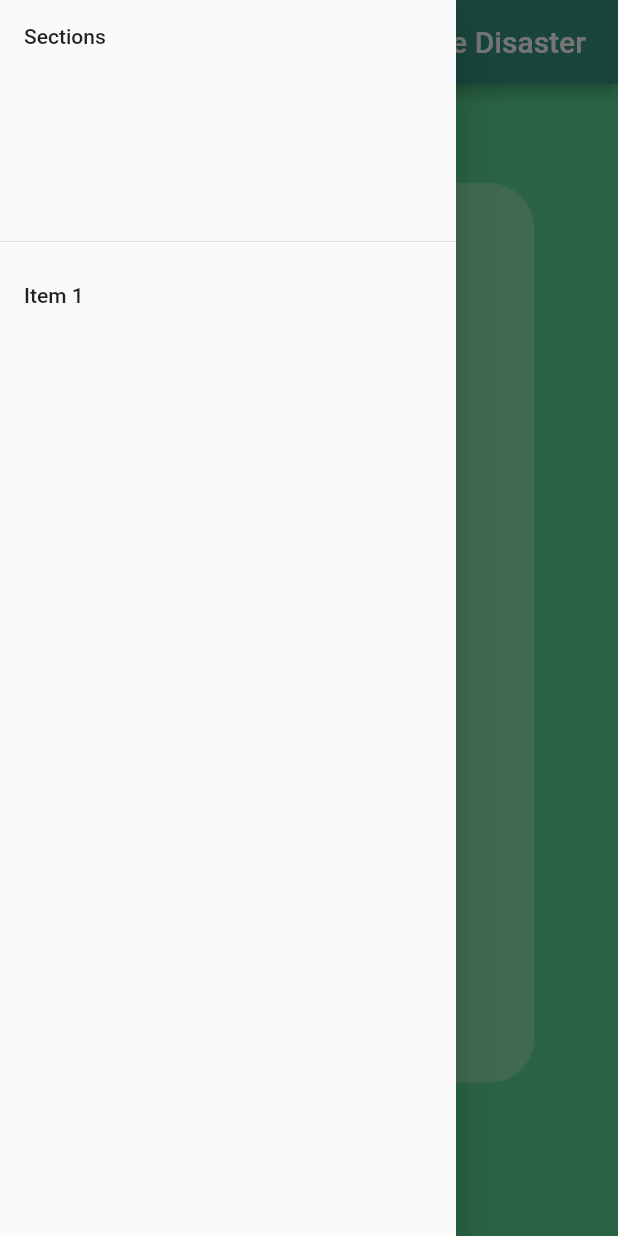
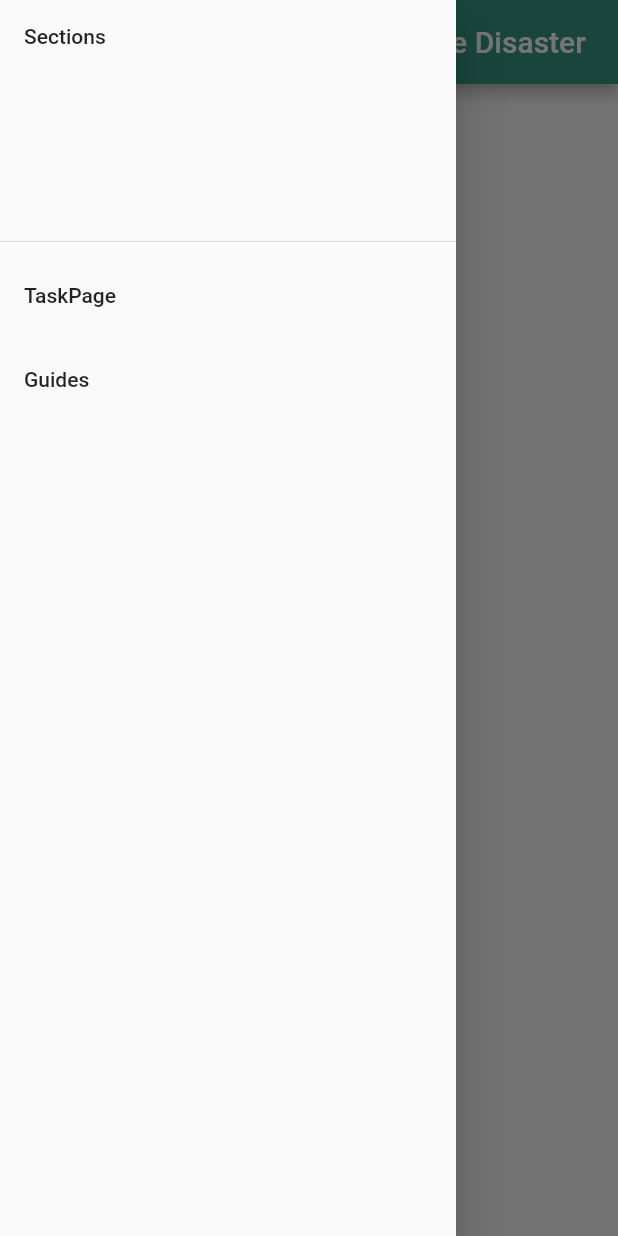
Before and after one commit to Tralius/Hackatum21, a Flutter app: the screen it shows after launch, with the side drawer open, on a phone screen of 412 x 824 dp. Run offline on Flutter 3.47's test engine with Material 2 defaults, Android fonts, the phone set to English and light mode, and no system bars; our stand-ins replace firebase_core; accounts and stored records are empty; Roboto replaces fonts that are missing (Mogra).

Commit message:
added routing between pages

```diff
--- a/collapseguide/lib/main.dart
+++ b/collapseguide/lib/main.dart
@@ -16,12 +16,27 @@ class MyApp extends StatelessWidget {
     return MaterialApp(
       title: 'HackaTum21',
       theme: ThemeData(fontFamily: 'Mogra'),
-        home: Scaffold(
+      home: const HomePage(),
+      initialRoute: '/',
+      routes: {
+        '/taskPage': (context) => const TaskPage(),
+        '/guidesPage': (context) => const Guides()
+      },
+    );
+  }
+}
+
+class HomePage extends StatelessWidget {
+  const HomePage({Key? key}) : super(key: key);
+
+  @override
+  Widget build(BuildContext context) {
+    return Scaffold(
       appBar: AppBar(
         backgroundColor: colors.nature2,
         title: const Text('Millenials Guide to Climate Disaster'),
       ),
-          body: const TaskPage(),
+      body: const BasePage(),
       drawer: Drawer(
         child: ListView(
           children: [
@@ -29,13 +44,36 @@ class MyApp extends StatelessWidget {
               child: const Text('Sections'),
             ),
             ListTile(
-                  title: const Text('Item 1'),
-                  onTap: () {},
+              title: const Text('TaskPage'),
+              onTap: () {
+                Navigator.pop(context);
+                Navigator.pushNamed(context, '/taskPage');
+              },
+            ),
+            ListTile(
+              title: const Text('Guides'),
+              onTap: () {
+                Navigator.pushNamed(context, '/guidesPage');
+              },
             )
           ],
         ),
       ),
-        ));
+    );
+  }
+}
+
+class BasePage extends StatefulWidget {
+  const BasePage({Key? key}) : super(key: key);
+
+  @override
+  _BasePageState createState() => _BasePageState();
+}
+
+class _BasePageState extends State<BasePage> {
+  @override
+  Widget build(BuildContext context) {
+    return Container();
   }
 }
 
@@ -66,7 +104,19 @@ class _State extends State<Guides> {
 
         // Once complete, show your application
         if (snapshot.connectionState == ConnectionState.done) {
-          return PageView(
+          return Stack(children: [
+            Align(
+                alignment: Alignment.topRight,
+                child: Padding(
+                    padding: EdgeInsets.only(right: 16, top: 16),
+                    child: FloatingActionButton(
+                      onPressed: () {
+                        Navigator.pop(context);
+                      },
+                      backgroundColor: colors.nature2,
+                      child: Icon(Icons.home),
+                    ))),
+            PageView(
               children: [
                 GuideEntry(
                   imgUrl: 'img1.jpg',
@@ -79,7 +129,8 @@ class _State extends State<Guides> {
                   text: 'Lorem Ipsum',
                 )
               ],
-          );
+            )
+          ]);
         }
 
         /// TEMP CODE SO DART DOESN'T CRY
@@ -246,7 +297,9 @@ class TaskEntry extends StatelessWidget {
         Align(
           alignment: Alignment.bottomCenter,
           child: FloatingActionButton(
-            onPressed: () {},
+            onPressed: () {
+              Navigator.pop(context);
+            },
             backgroundColor: colors.nature2,
             child: Icon(Icons.done),
           ),
```
Lines whose indentation alone changed are shown as unchanged.
